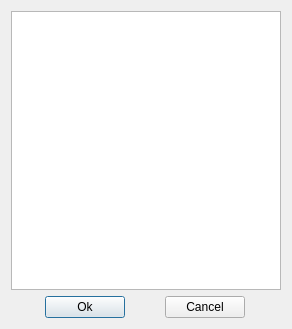
jaj42/GraPhysio, file graphysio/ui/curveselect.ui: the form before one commit.
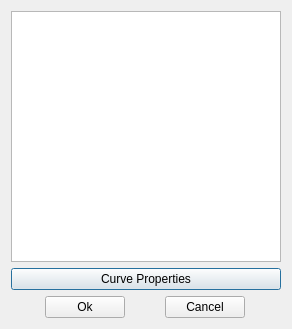
The form after the commit.

Commit message: Add Norm filter. Add Debug Graph Widget. Add Curve Properties Dialog. Change how feet are handled -> dictionaries for different types of feet per curve. Try to re-add support for cx_freeze to generate binaries.

```diff
--- a/graphysio/ui/curveselect.ui
+++ b/graphysio/ui/curveselect.ui
@@ -17,6 +17,13 @@
    <item>
     <widget class="QListWidget" name="lstCurves"/>
    </item>
+   <item>
+    <widget class="QPushButton" name="btnProperties">
+     <property name="text">
+      <string>Curve Properties</string>
+     </property>
+    </widget>
+   </item>
    <item>
     <layout class="QHBoxLayout" name="horizontalLayout">
      <item>
```
The commit also changes 11 other files.
